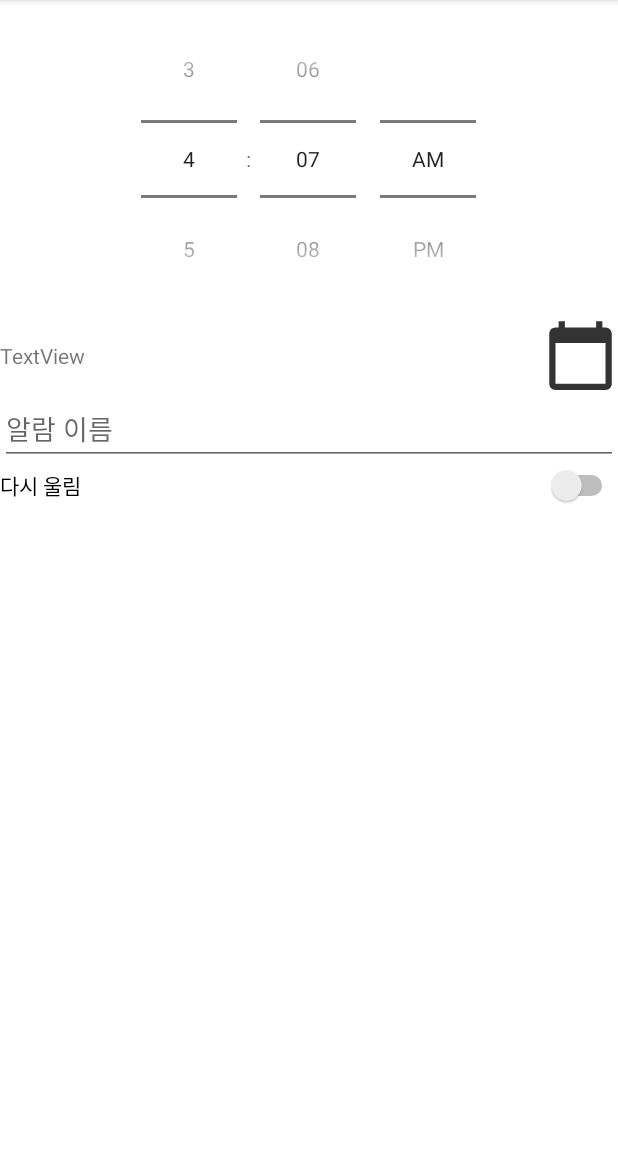
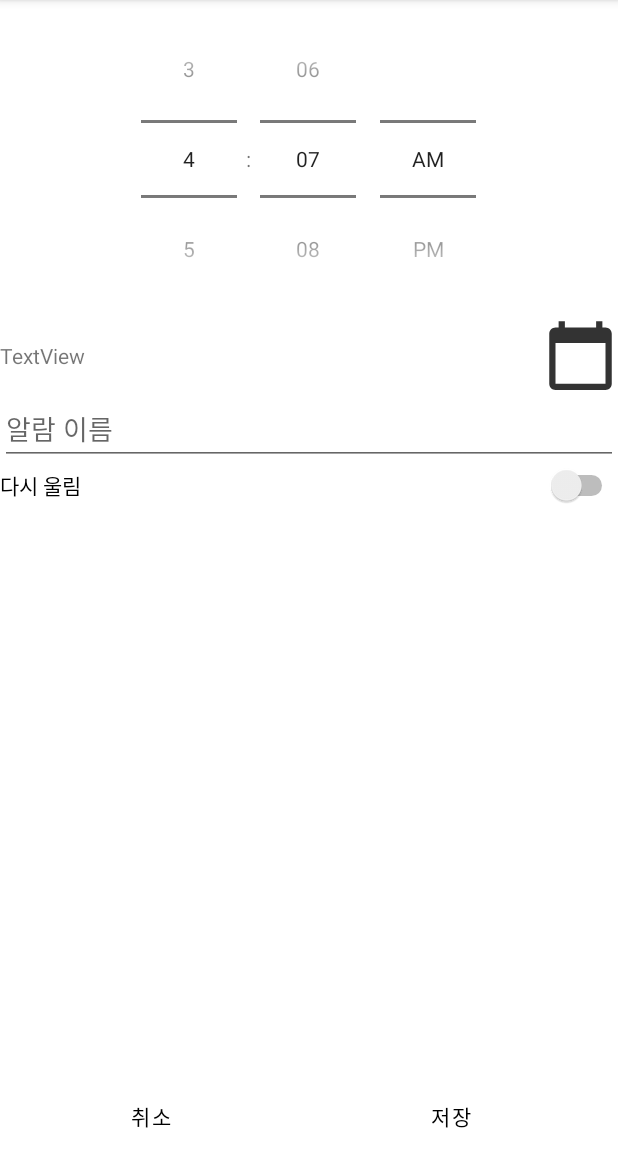
Before and after one commit to hyrumk/AreYouPalm, an Android app: the SetAlarm screen opened directly, with no data from a screen before it, on a phone screen of 412 x 824 dp, the part 84-1236 px from its top. Run offline under Robolectric (Android 15) with nearby library versions, the phone set to English and light mode, and no system bars.

Commit message:
save ad cancel button

```diff
--- a/app/src/main/res/layout/activity_set_alarm.xml
+++ b/app/src/main/res/layout/activity_set_alarm.xml
@@ -6,9 +6,13 @@
     android:layout_height="match_parent"
     tools:context=".SetAlarm">
     <LinearLayout
+        android:id="@+id/linear1"
         android:layout_width="match_parent"
-        android:layout_height="match_parent"
-        android:orientation="vertical">
+        android:layout_height="wrap_content"
+        android:orientation="vertical"
+        app:layout_constraintTop_toTopOf="parent"
+        app:layout_constraintStart_toStartOf="parent"
+        app:layout_constraintEnd_toEndOf="parent">
         <LinearLayout
             android:id="@+id/linearLayout"
             android:layout_width="match_parent"
@@ -54,14 +58,40 @@
             android:layout_width="match_parent"
             android:layout_height="wrap_content">
             <Switch
-                android:id="@+id/switch1"
+                android:id="@+id/sw_repeat_alarm"
                 android:layout_width="match_parent"
                 android:layout_height="wrap_content"
                 android:text="다시 울림" />
         </LinearLayout>
 
+    </LinearLayout>
 
+    <LinearLayout
+        android:layout_width="match_parent"
+        android:layout_height="wrap_content"
+        app:layout_constraintBottom_toBottomOf="parent"
+        app:layout_constraintStart_toStartOf="parent"
+        app:layout_constraintEnd_toEndOf="parent">
+        <Button
+            android:id="@+id/bt_cancel"
+            android:layout_width="200dp"
+            android:layout_height="wrap_content"
+            android:text="취소"
+            android:textColor="@color/black"
+            android:background="#00ff0000">
+        </Button>
+
+        <Button
+            android:id="@+id/bt_save"
+            android:layout_width="200dp"
+            android:layout_height="wrap_content"
+            android:text="저장"
+            android:textColor="@color/black"
+            android:background="#00ff0000">
+        </Button>
     </LinearLayout>
 
 
+
+
 </androidx.constraintlayout.widget.ConstraintLayout>
```
